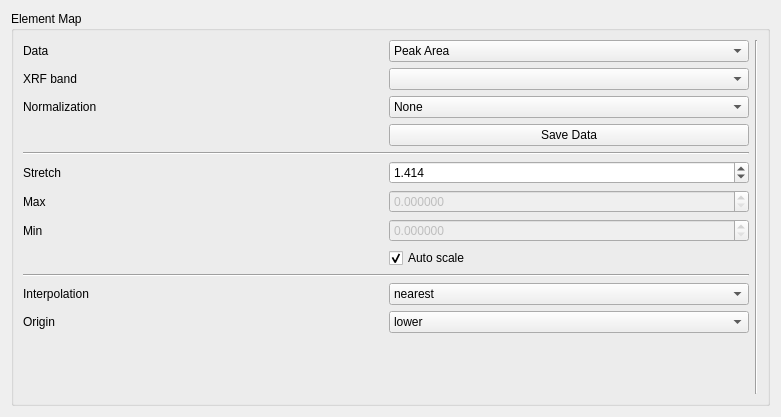
Old version of the form xpaxs/spectromicroscopy/ui/ui_elementsimage.ui in the repository praxes/praxes.
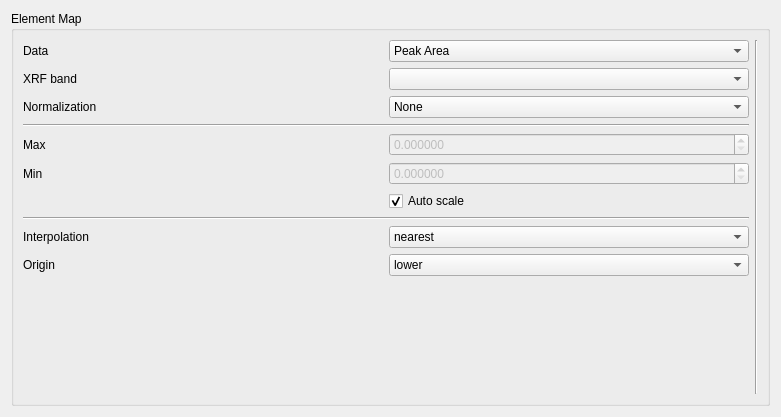
New version of the form.

Commit message:
open a scan and show the element maps without re-analyzing the data
fix broken origin, min and max widgets

implement a Tools menu for starting scan analyses

modified the spec menu, now an acquisition menu

Patch:
```diff
--- a/xpaxs/spectromicroscopy/ui/ui_elementsimage.ui
+++ b/xpaxs/spectromicroscopy/ui/ui_elementsimage.ui
@@ -30,20 +30,31 @@
      <layout class="QHBoxLayout" >
       <item>
        <layout class="QGridLayout" >
-        <item row="1" column="1" >
-         <widget class="QComboBox" name="xrfbandComboBox" >
+        <item row="0" column="0" >
+         <widget class="QLabel" name="label" >
+          <property name="text" >
+           <string>Data</string>
+          </property>
+         </widget>
+        </item>
+        <item row="0" column="1" >
+         <widget class="QComboBox" name="dataTypeBox" >
           <property name="sizePolicy" >
            <sizepolicy vsizetype="Fixed" hsizetype="Preferred" >
             <horstretch>0</horstretch>
             <verstretch>0</verstretch>
            </sizepolicy>
           </property>
-          <property name="minimumSize" >
-           <size>
-            <width>0</width>
-            <height>0</height>
-           </size>
-          </property>
+          <item>
+           <property name="text" >
+            <string>Peak Area</string>
+           </property>
+          </item>
+          <item>
+           <property name="text" >
+            <string>Sigma Area</string>
+           </property>
+          </item>
          </widget>
         </item>
         <item row="1" column="0" >
@@ -65,21 +76,82 @@
           </property>
          </widget>
         </item>
-        <item row="6" column="0" >
+        <item row="1" column="1" >
+         <widget class="QComboBox" name="xrfbandComboBox" >
+          <property name="sizePolicy" >
+           <sizepolicy vsizetype="Fixed" hsizetype="Preferred" >
+            <horstretch>0</horstretch>
+            <verstretch>0</verstretch>
+           </sizepolicy>
+          </property>
+          <property name="minimumSize" >
+           <size>
+            <width>0</width>
+            <height>0</height>
+           </size>
+          </property>
+         </widget>
+        </item>
+        <item row="2" column="0" >
+         <widget class="QLabel" name="label_4" >
+          <property name="text" >
+           <string>Normalization</string>
+          </property>
+         </widget>
+        </item>
+        <item row="2" column="1" >
+         <widget class="QComboBox" name="normalizationComboBox" >
+          <item>
+           <property name="text" >
+            <string>None</string>
+           </property>
+          </item>
+         </widget>
+        </item>
+        <item row="3" column="0" colspan="2" >
+         <widget class="Line" name="line_3" >
+          <property name="orientation" >
+           <enum>Qt::Horizontal</enum>
+          </property>
+         </widget>
+        </item>
+        <item row="4" column="0" >
          <widget class="QLabel" name="maxLabel" >
           <property name="text" >
            <string>Max</string>
           </property>
          </widget>
         </item>
-        <item row="7" column="0" >
+        <item row="4" column="1" >
+         <widget class="QDoubleSpinBox" name="maxSpinBox" >
+          <property name="enabled" >
+           <bool>false</bool>
+          </property>
+          <property name="sizePolicy" >
+           <sizepolicy vsizetype="Fixed" hsizetype="Minimum" >
+            <horstretch>0</horstretch>
+            <verstretch>0</verstretch>
+           </sizepolicy>
+          </property>
+          <property name="decimals" >
+           <number>6</number>
+          </property>
+          <property name="minimum" >
+           <double>0.000000000000000</double>
+          </property>
+          <property name="maximum" >
+           <double>10000000000.000000000000000</double>
+          </property>
+         </widget>
+        </item>
+        <item row="5" column="0" >
          <widget class="QLabel" name="minLabel" >
           <property name="text" >
            <string>Min</string>
           </property>
          </widget>
         </item>
-        <item row="7" column="1" >
+        <item row="5" column="1" >
          <widget class="QDoubleSpinBox" name="minSpinBox" >
           <property name="enabled" >
            <bool>false</bool>
@@ -99,48 +171,6 @@
          </widget>
         </item>
         <item row="6" column="1" >
-         <widget class="QDoubleSpinBox" name="maxSpinBox" >
-          <property name="enabled" >
-           <bool>false</bool>
-          </property>
-          <property name="sizePolicy" >
-           <sizepolicy vsizetype="Fixed" hsizetype="Minimum" >
-            <horstretch>0</horstretch>
-            <verstretch>0</verstretch>
-           </sizepolicy>
-          </property>
-          <property name="decimals" >
-           <number>6</number>
-          </property>
-          <property name="minimum" >
-           <double>0.000000000000000</double>
-          </property>
-          <property name="maximum" >
-           <double>10000000000.000000000000000</double>
-          </property>
-         </widget>
-        </item>
-        <item row="4" column="0" colspan="2" >
-         <widget class="Line" name="line_3" >
-          <property name="orientation" >
-           <enum>Qt::Horizontal</enum>
-          </property>
-         </widget>
-        </item>
-        <item row="12" column="1" >
-         <spacer>
-          <property name="orientation" >
-           <enum>Qt::Vertical</enum>
-          </property>
-          <property name="sizeHint" >
-           <size>
-            <width>20</width>
-            <height>40</height>
-           </size>
-          </property>
-         </spacer>
-        </item>
-        <item row="8" column="1" >
          <widget class="QCheckBox" name="dataAutoscaleButton" >
           <property name="sizePolicy" >
            <sizepolicy vsizetype="Fixed" hsizetype="Minimum" >
@@ -156,70 +186,21 @@
           </property>
          </widget>
         </item>
-        <item row="5" column="0" >
-         <widget class="QLabel" name="aspectLabel" >
-          <property name="text" >
-           <string>Stretch</string>
-          </property>
-         </widget>
-        </item>
-        <item row="5" column="1" >
-         <widget class="QDoubleSpinBox" name="aspectSpinBox" >
-          <property name="sizePolicy" >
-           <sizepolicy vsizetype="Fixed" hsizetype="Minimum" >
-            <horstretch>0</horstretch>
-            <verstretch>0</verstretch>
-           </sizepolicy>
-          </property>
-          <property name="toolTip" >
-           <string>&lt;html>&lt;head>&lt;meta name="qrichtext" content="1" />&lt;style type="text/css">
-p, li { white-space: pre-wrap; }
-&lt;/style>&lt;/head>&lt;body style=" font-family:'Sans Serif'; font-size:9pt; font-weight:400; font-style:normal;">
-&lt;p style=" margin-top:0px; margin-bottom:0px; margin-left:0px; margin-right:0px; -qt-block-indent:0; text-indent:0px;">sin of angle of incidence, from plane normal&lt;/p>&lt;/body>&lt;/html></string>
-          </property>
-          <property name="decimals" >
-           <number>3</number>
-          </property>
-          <property name="value" >
-           <double>1.414000000000000</double>
-          </property>
-         </widget>
-        </item>
-        <item row="0" column="1" >
-         <widget class="QComboBox" name="dataTypeBox" >
-          <property name="sizePolicy" >
-           <sizepolicy vsizetype="Fixed" hsizetype="Preferred" >
-            <horstretch>0</horstretch>
-            <verstretch>0</verstretch>
-           </sizepolicy>
-          </property>
-          <item>
-           <property name="text" >
-            <string>Peak Area</string>
-           </property>
-          </item>
-          <item>
-           <property name="text" >
-            <string>Sigma Area</string>
-           </property>
-          </item>
-         </widget>
-        </item>
-        <item row="0" column="0" >
-         <widget class="QLabel" name="label" >
-          <property name="text" >
-           <string>Data</string>
-          </property>
-         </widget>
-        </item>
-        <item row="9" column="0" colspan="2" >
+        <item row="7" column="0" colspan="2" >
          <widget class="Line" name="line_2" >
           <property name="orientation" >
            <enum>Qt::Horizontal</enum>
           </property>
          </widget>
         </item>
-        <item row="10" column="1" >
+        <item row="8" column="0" >
+         <widget class="QLabel" name="label_2" >
+          <property name="text" >
+           <string>Interpolation</string>
+          </property>
+         </widget>
+        </item>
+        <item row="8" column="1" >
          <widget class="QComboBox" name="interpolationComboBox" >
           <property name="sizePolicy" >
            <sizepolicy vsizetype="Fixed" hsizetype="Preferred" >
@@ -314,14 +295,14 @@
           </item>
          </widget>
         </item>
-        <item row="10" column="0" >
-         <widget class="QLabel" name="label_2" >
+        <item row="9" column="0" >
+         <widget class="QLabel" name="label_3" >
           <property name="text" >
-           <string>Interpolation</string>
+           <string>Origin</string>
           </property>
          </widget>
         </item>
-        <item row="11" column="1" >
+        <item row="9" column="1" >
          <widget class="QComboBox" name="imageOriginComboBox" >
           <property name="sizePolicy" >
            <sizepolicy vsizetype="Fixed" hsizetype="Preferred" >
@@ -344,41 +325,18 @@
           </item>
          </widget>
         </item>
-        <item row="11" column="0" >
-         <widget class="QLabel" name="label_3" >
-          <property name="text" >
-           <string>Origin</string>
+        <item row="10" column="1" >
+         <spacer>
+          <property name="orientation" >
+           <enum>Qt::Vertical</enum>
           </property>
-         </widget>
-        </item>
-        <item row="3" column="1" >
-         <widget class="QPushButton" name="saveDataButton" >
-          <property name="sizePolicy" >
-           <sizepolicy vsizetype="Fixed" hsizetype="Preferred" >
-            <horstretch>0</horstretch>
-            <verstretch>0</verstretch>
-           </sizepolicy>
+          <property name="sizeHint" >
+           <size>
+            <width>20</width>
+            <height>40</height>
+           </size>
           </property>
-          <property name="text" >
-           <string>Save Data</string>
-          </property>
-         </widget>
-        </item>
-        <item row="2" column="0" >
-         <widget class="QLabel" name="label_4" >
-          <property name="text" >
-           <string>Normalization</string>
-          </property>
-         </widget>
-        </item>
-        <item row="2" column="1" >
-         <widget class="QComboBox" name="normalizationComboBox" >
-          <item>
-           <property name="text" >
-            <string>None</string>
-           </property>
-          </item>
-         </widget>
+         </spacer>
         </item>
        </layout>
       </item>
```
The commit also changes 11 other files.
